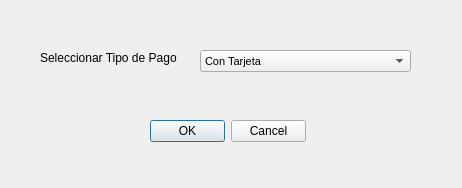
Qt form ventanatipopago.ui (GrageraE/ProgramaCajero) before a commit.
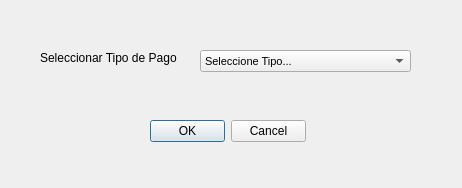
The same form after that commit.

Diff of the .ui file:
```diff
--- a/ventanatipopago.ui
+++ b/ventanatipopago.ui
@@ -58,6 +58,11 @@
      <pointsize>8</pointsize>
     </font>
    </property>
+   <item>
+    <property name="text">
+     <string>Seleccione Tipo...</string>
+    </property>
+   </item>
    <item>
     <property name="text">
      <string>Con Tarjeta</string>
```
